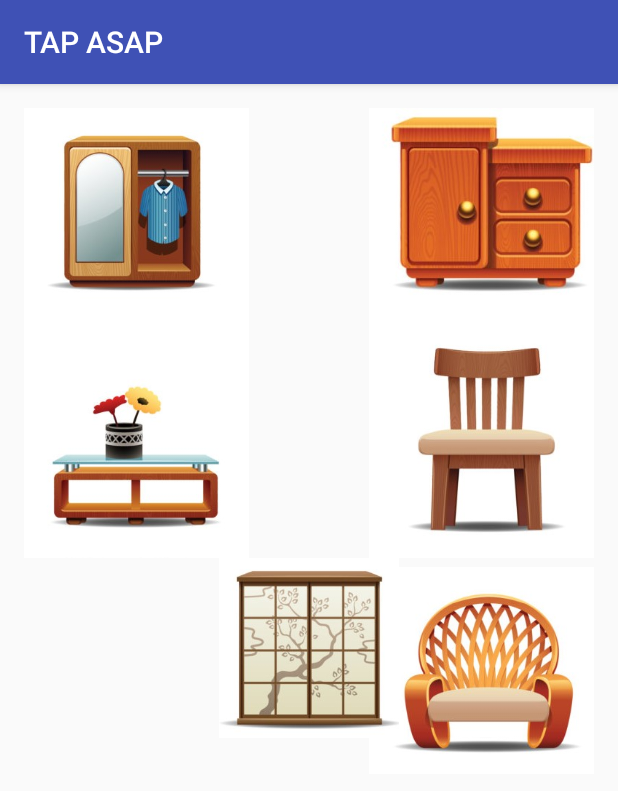
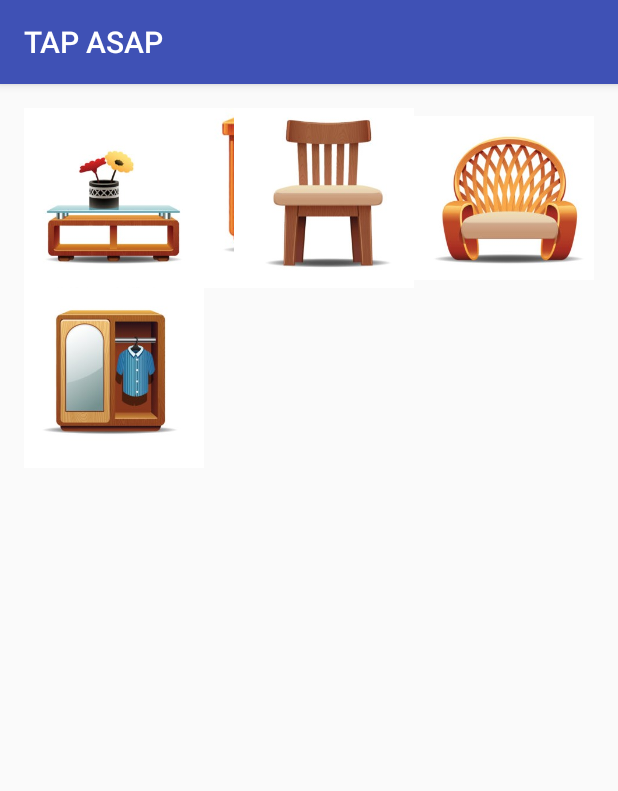
Before and after one commit to prankuragarwal/HINT2.0-Tap-ASAP-, an Android app: the Box_Play screen opened directly, with no data from a screen before it, on a phone screen of 412 x 824 dp. Shown: the top 791 px of the screen. Run offline under Robolectric (Android 15) with nearby library versions, the phone set to English and light mode, and no system bars; 3 statements that could not run were skipped.

Commit message:
box game updated - incomplete

```diff
--- a/TAPASAP/app/src/main/java/asap/tapasap/Box_Play.java
+++ b/TAPASAP/app/src/main/java/asap/tapasap/Box_Play.java
@@ -17,7 +17,7 @@ public class Box_Play extends AppCompatActivity implements View.OnClickListener{
     int []show = {-1,-1,-1,-1,-1,-1};
     int sel;
     ImageView boxopen, boxclose;
-    ImageView b1,b2,b3,b4,b5,b6;
+    ImageView b1,b2,b3,b4,b5,b6, c1,c2,c3,c4,c5;
 
     @Override
     protected void onCreate(Bundle savedInstanceState) {
@@ -33,6 +33,11 @@ public class Box_Play extends AppCompatActivity implements View.OnClickListener{
         b4 = (ImageView)findViewById(R.id.imageView12);
         b5 = (ImageView)findViewById(R.id.imageView13);
         b6 = (ImageView)findViewById(R.id.imageView14);
+        c1 = (ImageView)findViewById(R.id.imageView15);
+        c2 = (ImageView)findViewById(R.id.imageView16);
+        c3 = (ImageView)findViewById(R.id.imageView17);
+        c4 = (ImageView)findViewById(R.id.imageView18);
+        c5 = (ImageView)findViewById(R.id.imageView19);
         images = new int[] {R.mipmap.box1,R.mipmap.box2,R.mipmap.box3,R.mipmap.box4,R.mipmap.box5,R.mipmap.box6,R.mipmap.box7,
                 R.mipmap.box8,R.mipmap.box9,R.mipmap.box10,R.mipmap.box11,R.mipmap.box12,R.mipmap.box13,R.mipmap.box14,R.mipmap.box15};
         b1.setVisibility(View.GONE);
@@ -41,6 +46,11 @@ public class Box_Play extends AppCompatActivity implements View.OnClickListener{
         b4.setVisibility(View.GONE);
         b5.setVisibility(View.GONE);
         b6.setVisibility(View.GONE);
+        c1.setVisibility(View.GONE);
+        c2.setVisibility(View.GONE);
+        c3.setVisibility(View.GONE);
+        c4.setVisibility(View.GONE);
+        c5.setVisibility(View.GONE);
         Animation anim = AnimationUtils.loadAnimation(this,R.anim.fadein);
         Animation anim1 = AnimationUtils.loadAnimation(this,R.anim.fadeout);
         boxclose.setAnimation(anim);
@@ -75,7 +85,11 @@ public class Box_Play extends AppCompatActivity implements View.OnClickListener{
         b5.setAnimation(anim2);
         b6.setAnimation(anim2);
         fun4();
-
+        c1.setImageResource(images[show[4]]);
+        c2.setImageResource(images[show[1]]);
+        c3.setImageResource(images[show[3]]);
+        c4.setImageResource(images[show[2]]);
+        c5.setImageResource(images[show[0]]);
     }
     void fun5() {
         int i;
--- a/TAPASAP/app/src/main/res/layout/activity_box__play.xml
+++ b/TAPASAP/app/src/main/res/layout/activity_box__play.xml
@@ -30,79 +30,75 @@
         android:layout_alignStart="@+id/imageView7" />
 
     <ImageView
-        android:layout_width="150dp"
-        android:layout_height="150dp"
+        android:layout_width="120dp"
+        android:layout_height="120dp"
+        app:srcCompat="@mipmap/box1"
+        android:id="@+id/imageView9"
+        android:layout_alignParentTop="true"
+        android:layout_alignParentStart="true" />
+
+    <ImageView
+        android:layout_width="120dp"
+        android:layout_height="120dp"
+        app:srcCompat="@mipmap/box2"
+        android:id="@+id/imageView10"
+        android:layout_alignParentTop="true"
+        android:layout_toEndOf="@+id/imageView11" />
+
+    <ImageView
+        android:layout_width="120dp"
+        android:layout_height="120dp"
         app:srcCompat="@mipmap/box3"
         android:id="@+id/imageView11"
-        android:layout_below="@+id/imageView9"
-        android:layout_alignParentStart="true" />
+        android:layout_above="@+id/imageView8"
+        android:layout_toEndOf="@+id/imageView19" />
+
     <ImageView
-        android:layout_width="150dp"
-        android:layout_height="150dp"
+        android:layout_width="120dp"
+        android:layout_height="120dp"
+        app:srcCompat="@mipmap/box1"
+        android:id="@+id/imageView15"
+        android:layout_alignParentTop="true"
+        android:layout_toEndOf="@+id/imageView9" />
+
+    <ImageView
+        android:layout_width="120dp"
+        android:layout_height="120dp"
         app:srcCompat="@mipmap/box3"
         android:id="@+id/imageView17"
+        android:layout_alignParentTop="true"
+        android:layout_toEndOf="@+id/imageView15" />
+
+    <ImageView
+        android:layout_width="120dp"
+        android:layout_height="120dp"
+        app:srcCompat="@mipmap/box2"
+        android:id="@+id/imageView16"
+        android:layout_alignParentTop="true"
+        android:layout_alignParentStart="true" />
+
+    <ImageView
+        android:layout_width="120dp"
+        android:layout_height="120dp"
+        app:srcCompat="@mipmap/box4"
+        android:id="@+id/imageView12"
         android:layout_below="@+id/imageView9"
         android:layout_alignParentStart="true" />
 
     <ImageView
-        android:layout_width="150dp"
-        android:layout_height="150dp"
-        app:srcCompat="@mipmap/box1"
-        android:id="@+id/imageView9"
-        android:layout_alignParentTop="true"
-        android:layout_alignParentStart="true" />
-    <ImageView
-        android:layout_width="150dp"
-        android:layout_height="150dp"
-        app:srcCompat="@mipmap/box1"
-        android:id="@+id/imageView15"
-        android:layout_alignParentTop="true"
-        android:layout_alignParentStart="true" />
+        android:layout_width="120dp"
+        android:layout_height="120dp"
+        app:srcCompat="@mipmap/box5"
+        android:id="@+id/imageView13"
+        android:layout_alignTop="@+id/imageView8"
+        android:layout_toStartOf="@+id/imageView14" />
 
     <ImageView
-        android:layout_width="150dp"
-        android:layout_height="150dp"
-        app:srcCompat="@mipmap/box2"
-        android:id="@+id/imageView10"
-        android:layout_alignParentTop="true"
-        android:layout_alignParentEnd="true" />
-    <ImageView
-        android:layout_width="150dp"
-        android:layout_height="150dp"
-        app:srcCompat="@mipmap/box2"
-        android:id="@+id/imageView16"
-        android:layout_alignParentTop="true"
-        android:layout_alignParentEnd="true" />
-
-    <ImageView
-        android:layout_width="150dp"
-        android:layout_height="150dp"
-        app:srcCompat="@mipmap/box5"
-        android:id="@+id/imageView13"
-        android:layout_below="@+id/imageView10"
-        android:layout_alignParentEnd="true" />
-    <ImageView
-        android:layout_width="150dp"
-        android:layout_height="150dp"
-        app:srcCompat="@mipmap/box5"
-        android:id="@+id/imageView18"
-        android:layout_below="@+id/imageView10"
-        android:layout_alignParentEnd="true" />
-
-    <ImageView
-        android:layout_width="150dp"
-        android:layout_height="150dp"
-        app:srcCompat="@mipmap/box4"
-        android:id="@+id/imageView12"
-        android:layout_below="@+id/imageView7"
-        android:layout_alignParentStart="true" />
-
-    <ImageView
-        android:layout_width="150dp"
-        android:layout_height="150dp"
+        android:layout_width="120dp"
+        android:layout_height="120dp"
         app:srcCompat="@mipmap/box6"
         android:id="@+id/imageView14"
-        android:layout_below="@+id/imageView13"
+        android:layout_below="@+id/imageView15"
         android:layout_alignParentEnd="true" />
 
     <ImageView
@@ -111,5 +107,13 @@
         app:srcCompat="@mipmap/box8"
         android:id="@+id/imageView19"
         android:layout_below="@+id/imageView11"
-        android:layout_centerHorizontal="true" />
+        android:layout_alignEnd="@+id/imageView8" />
+
+    <ImageView
+        android:layout_width="120dp"
+        android:layout_height="120dp"
+        app:srcCompat="@mipmap/box5"
+        android:id="@+id/imageView18"
+        android:layout_below="@+id/imageView9"
+        android:layout_toStartOf="@+id/imageView19" />
 </RelativeLayout>
--- a/TAPASAP/gradle.properties
+++ b/TAPASAP/gradle.properties
@@ -12,9 +12,11 @@
 # This option should only be used with decoupled projects. More details, visit
 # http://www.gradle.org/docs/current/userguide/multi_project_builds.html#sec:decoupled_projects
 # org.gradle.parallel=true
-#Fri Mar 24 01:45:01 IST 2017
+#Fri Mar 24 09:34:45 IST 2017
+systemProp.https.proxyUser=bim2015005
+systemProp.http.proxyHost=172.31.1.6
 systemProp.https.proxyPort=8080
-systemProp.http.proxyHost=172.31.1.6
 org.gradle.jvmargs=-Xmx1536m
+systemProp.https.proxyPassword=5122399427
 systemProp.https.proxyHost=172.31.1.6
 systemProp.http.proxyPort=8080
```
